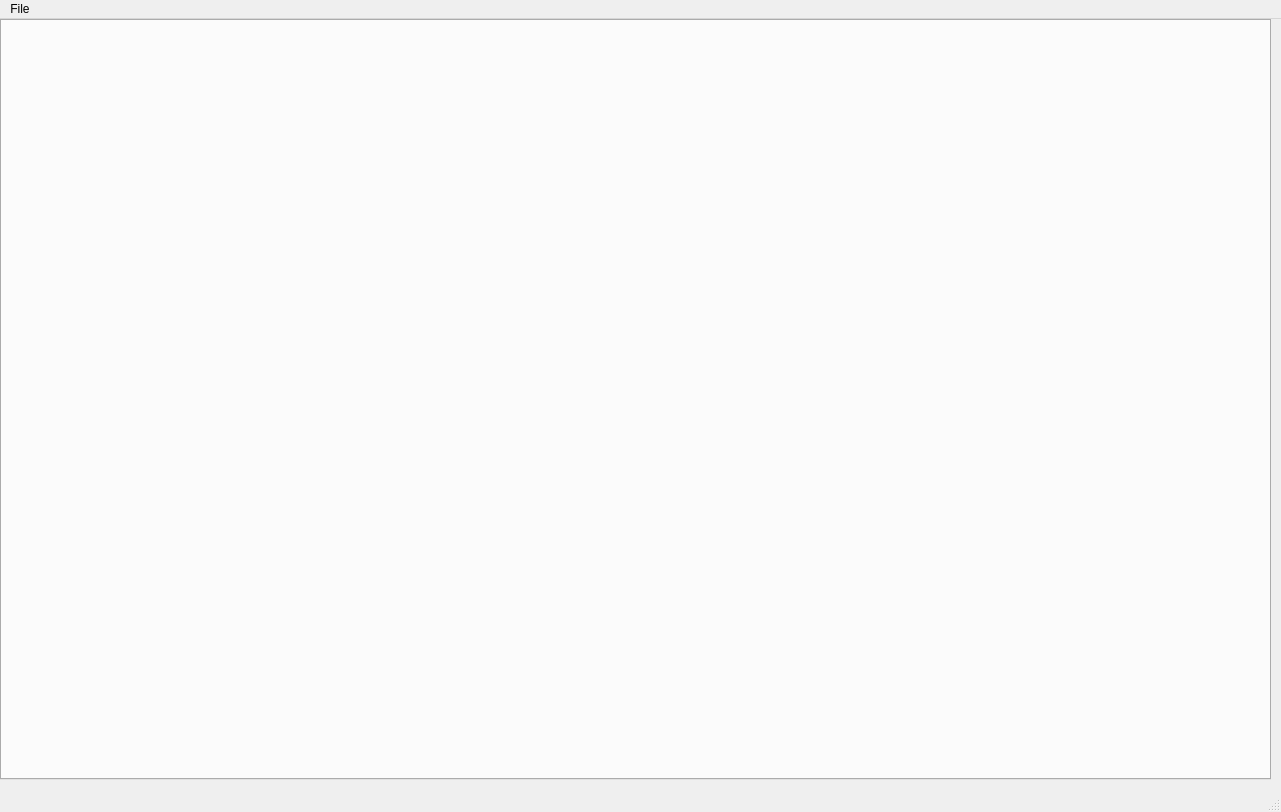
The window that ui/mainwindow.ui (ggonnella/gfaviz) describes before a commit, drawn with Qt 5.
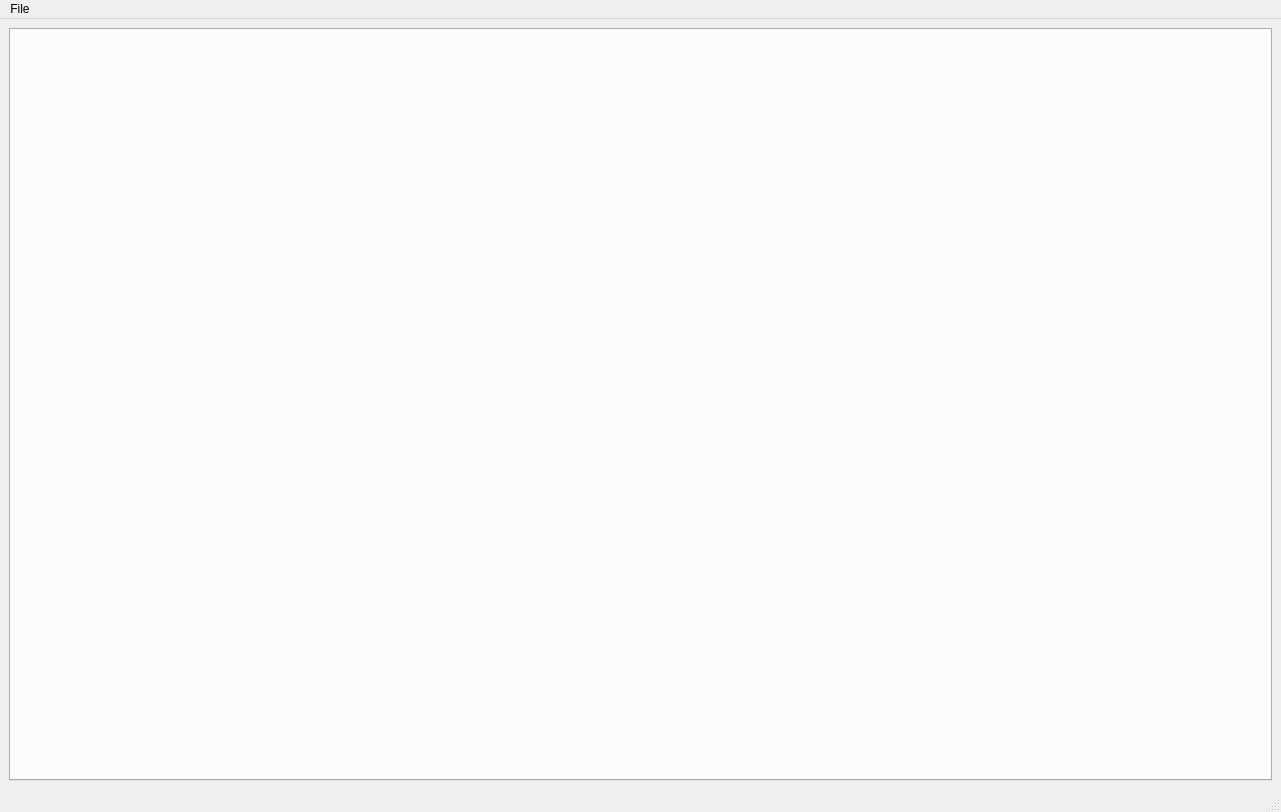
The same window after the commit. Icons and pictures are not drawn.

```diff
--- a/ui/mainwindow.ui
+++ b/ui/mainwindow.ui
@@ -10,6 +10,12 @@
     <height>812</height>
    </rect>
   </property>
+  <property name="sizePolicy">
+   <sizepolicy hsizetype="Expanding" vsizetype="Expanding">
+    <horstretch>0</horstretch>
+    <verstretch>0</verstretch>
+   </sizepolicy>
+  </property>
   <property name="windowTitle">
    <string>GfaViz</string>
   </property>
@@ -17,14 +23,20 @@
    <bool>false</bool>
   </property>
   <widget class="QWidget" name="centralwidget">
+   <property name="sizePolicy">
+    <sizepolicy hsizetype="Expanding" vsizetype="Expanding">
+     <horstretch>0</horstretch>
+     <verstretch>0</verstretch>
+    </sizepolicy>
+   </property>
+   <layout class="QVBoxLayout" name="verticalLayout">
+    <item>
    <widget class="QTabWidget" name="tabWidget">
-    <property name="geometry">
-     <rect>
-      <x>0</x>
-      <y>0</y>
-      <width>1271</width>
-      <height>761</height>
-     </rect>
+      <property name="sizePolicy">
+       <sizepolicy hsizetype="Expanding" vsizetype="Expanding">
+        <horstretch>0</horstretch>
+        <verstretch>0</verstretch>
+       </sizepolicy>
     </property>
     <property name="currentIndex">
      <number>-1</number>
@@ -39,6 +51,8 @@
      <bool>true</bool>
     </property>
    </widget>
+    </item>
+   </layout>
   </widget>
   <widget class="QMenuBar" name="menubar">
    <property name="geometry">
```
Left out of the diff: 12 changed lines with no effect on the pictures. Lines whose indentation alone changed are shown as unchanged.
